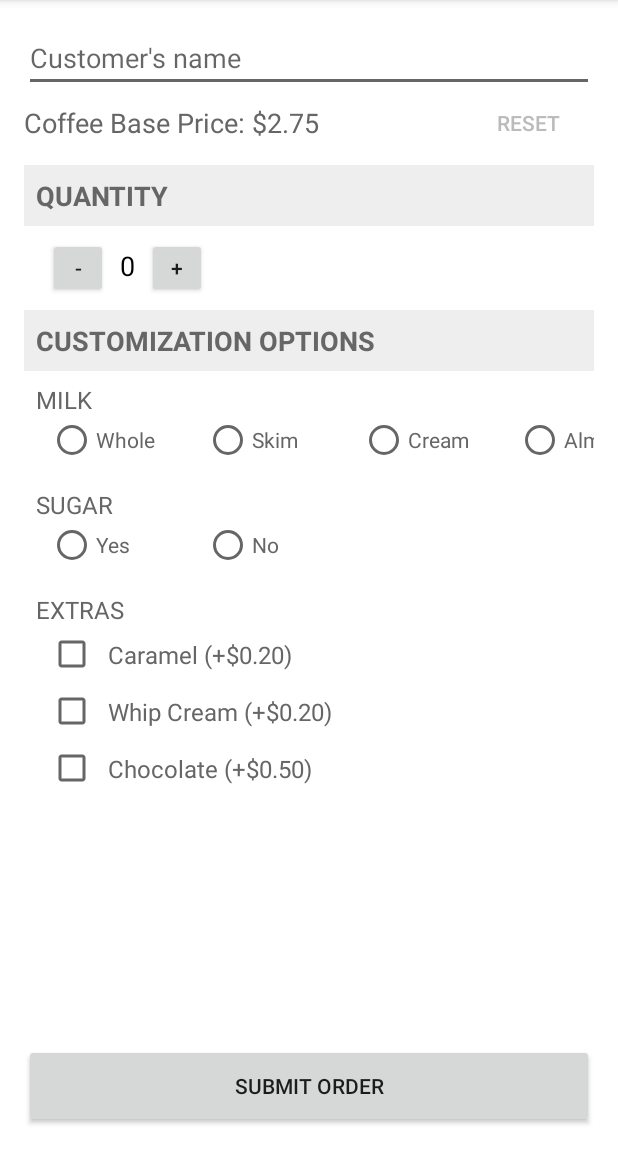
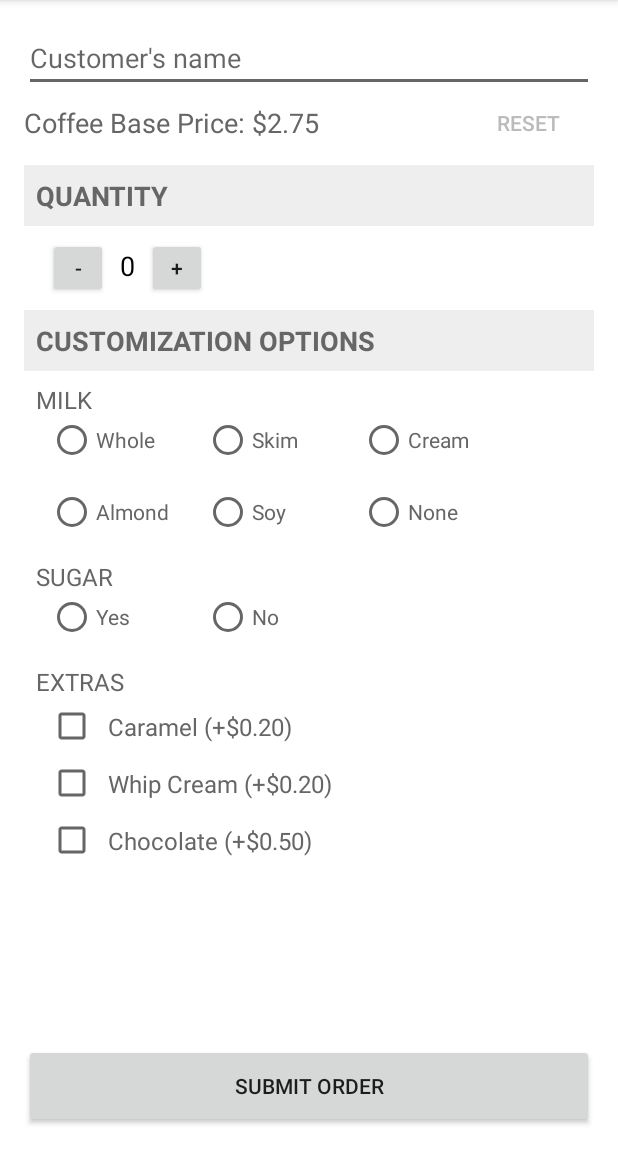
Before and after one commit to Anna-Liu/JustJava, an Android app: the screen it shows after launch (MainActivity), after a tap on "RESET", on a phone screen of 412 x 824 dp, the part 84-1236 px from its top. Run offline under Robolectric (Android 15) with nearby library versions, the light colour scheme and no system bars.

Commit message:
RadioGroup on two rows; Reset button works for all fields

```diff
--- a/app/src/main/java/me/annaliu/justjava/MainActivity.java
+++ b/app/src/main/java/me/annaliu/justjava/MainActivity.java
@@ -7,6 +7,7 @@ import android.support.v7.app.AppCompatActivity;
 import android.view.View;
 import android.widget.CheckBox;
 import android.widget.EditText;
+import android.widget.RadioButton;
 import android.widget.RadioGroup;
 import android.widget.TextView;
 import android.widget.Toast;
@@ -18,8 +19,7 @@ import java.text.DecimalFormat;
  * This app displays an order form to order coffee.
  */
 public class MainActivity extends AppCompatActivity {
-//TODO change milk choices into two lines
-//TODO make icon transparent
+
 //TODO make name field static after input
 //TODO instant running total of price after each selection
 //TODO make milk and sugar option mandatory
@@ -29,17 +29,56 @@ public class MainActivity extends AppCompatActivity {
      */
     public int quantity = 0; //number of coffees
     public EditText customerNameField;
+    private RadioGroup milkOptions1;
+    private RadioGroup milkOptions2;
 
     @Override
     protected void onCreate(Bundle savedInstanceState) {
         super.onCreate(savedInstanceState);
         setContentView(R.layout.activity_main);
+
+        milkOptions1 = (RadioGroup) findViewById(R.id.milk1);
+        milkOptions2 = (RadioGroup) findViewById(R.id.milk2);
+        milkOptions1.setOnCheckedChangeListener(listener1);
+        milkOptions2.setOnCheckedChangeListener(listener2);
+
     }
+    /**
+     * This method clears the 2nd milk options radioGroup when options from the 1st group is selected.
+     */
+    private RadioGroup.OnCheckedChangeListener listener1 = new RadioGroup.OnCheckedChangeListener() {
+        @Override
+        public void onCheckedChanged(RadioGroup radioGroup, int i) {
+            if (i != -1){
+                milkOptions2.setOnCheckedChangeListener(null); //removes listener
+                milkOptions2.clearCheck(); //clears the 2nd radio group
+                milkOptions2.setOnCheckedChangeListener(listener2); // resets listener
+            }
+        }
+    };
+
+    /**
+     * This method clears the 1st milk options radioGroup when options from the 2nd group is selected.
+     */
+    private RadioGroup.OnCheckedChangeListener listener2 = new RadioGroup.OnCheckedChangeListener() {
+        @Override
+        public void onCheckedChanged(RadioGroup radioGroup, int i) {
+            if (i != -1){
+                milkOptions1.setOnCheckedChangeListener(null); //removes listener
+                milkOptions1.clearCheck(); //clears the 1st radio group
+                milkOptions1.setOnCheckedChangeListener(listener1); //resets listener
+            }
+        }
+    };
+
+
 
     /**
      * This method is called when the get total button is clicked.
      */
     public void submitOrder(View view) {
+
+
         CheckBox whippedCreamCheckBox = (CheckBox) findViewById(R.id.whipCream);
         boolean hasWhippedCream = whippedCreamCheckBox.isChecked();
         CheckBox caramelCheckBox = (CheckBox) findViewById(R.id.caramel);
@@ -114,15 +153,15 @@ public class MainActivity extends AppCompatActivity {
 
     /**
      * Increase quantity
-     *  */
+     */
     public void increment(View view) {
         quantity += 1;
         displayQuantity(quantity);
     }
 
     /**
-    * Decrease quantity
-    * */
+     * Decrease quantity
+     */
     public void decrement(View view) {
         if (quantity > 0) {
             quantity -= 1;
@@ -136,7 +175,7 @@ public class MainActivity extends AppCompatActivity {
     /* *
     * Resets quantity to 0, clears name field and selected choices
     * */
-    //TODO clear choices when reset button is hit
+    //TODO put checkboxes in an array
     public void Reset(View view) {
        /* Resets quantity to 0 */
         quantity = 0;
@@ -147,11 +186,19 @@ public class MainActivity extends AppCompatActivity {
         customerNameField.getText().clear();
 
         /* Create instances of the RadioGroup and clears selected radio buttons */
-        RadioGroup milkGroup = (RadioGroup)findViewById(R.id.milk);
-        RadioGroup sugarGroup = (RadioGroup)findViewById(R.id.sugar);
-        milkGroup.clearCheck();
+        RadioGroup milkGroup1 = (RadioGroup) findViewById(R.id.milk1);
+        RadioGroup milkGroup2 = (RadioGroup) findViewById(R.id.milk2);
+        RadioGroup sugarGroup = (RadioGroup) findViewById(R.id.sugar);
+        milkGroup1.clearCheck();
+        milkGroup2.clearCheck();
         sugarGroup.clearCheck();
 
+        CheckBox caramel = (CheckBox) findViewById(R.id.caramel);
+        CheckBox chocolate = (CheckBox) findViewById(R.id.chocolate);
+        CheckBox whipCream = (CheckBox) findViewById(R.id.whipCream);
+        caramel.setChecked(false);
+        chocolate.setChecked(false);
+        whipCream.setChecked(false);
         //displayMessage("");
     }
 
--- a/app/src/main/res/layout/activity_main.xml
+++ b/app/src/main/res/layout/activity_main.xml
@@ -103,7 +103,7 @@
                 android:text="@string/milk" />
 
             <RadioGroup
-                android:id="@+id/milk"
+                android:id="@+id/milk1"
                 style="@style/radioGroup"
                 android:orientation="horizontal">
 
@@ -121,6 +121,12 @@
                     android:id="@+id/cream"
                     style="@style/radioButtons"
                     android:text="@string/cream" />
+            </RadioGroup>
+
+            <RadioGroup
+                android:id="@+id/milk2"
+                style="@style/radioGroup"
+                android:orientation="horizontal">
 
                 <RadioButton
                     android:id="@+id/almondMilk"
@@ -182,7 +188,6 @@
     </ScrollView>
 
 
-    <!-- TODO move reset button-->
     <!-- TODO move order summary to new screen -->
     <!--
     <TextView
```
Also changed, not shown: app/src/main/res/mipmap-hdpi/ic_launcher.png, app/src/main/res/mipmap-mdpi/ic_launcher.png, app/src/main/res/mipmap-xhdpi/ic_launcher.png, app/src/main/res/mipmap-xxhdpi/ic_launcher.png, app/src/main/res/mipmap-xxxhdpi/ic_launcher.png.
